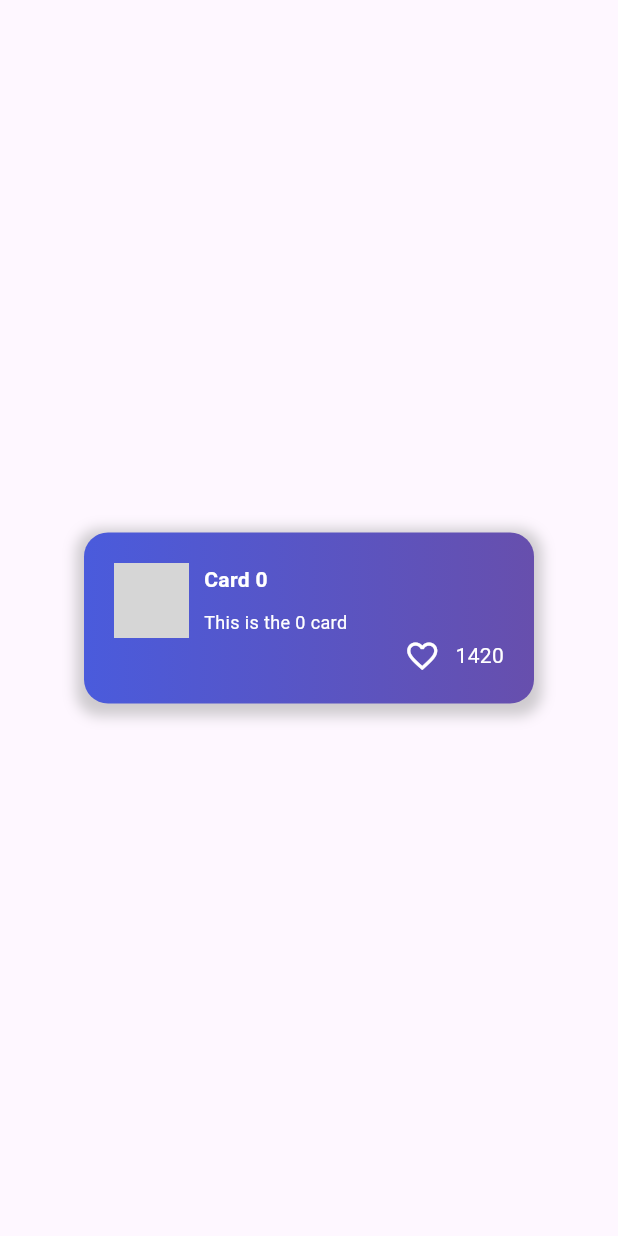
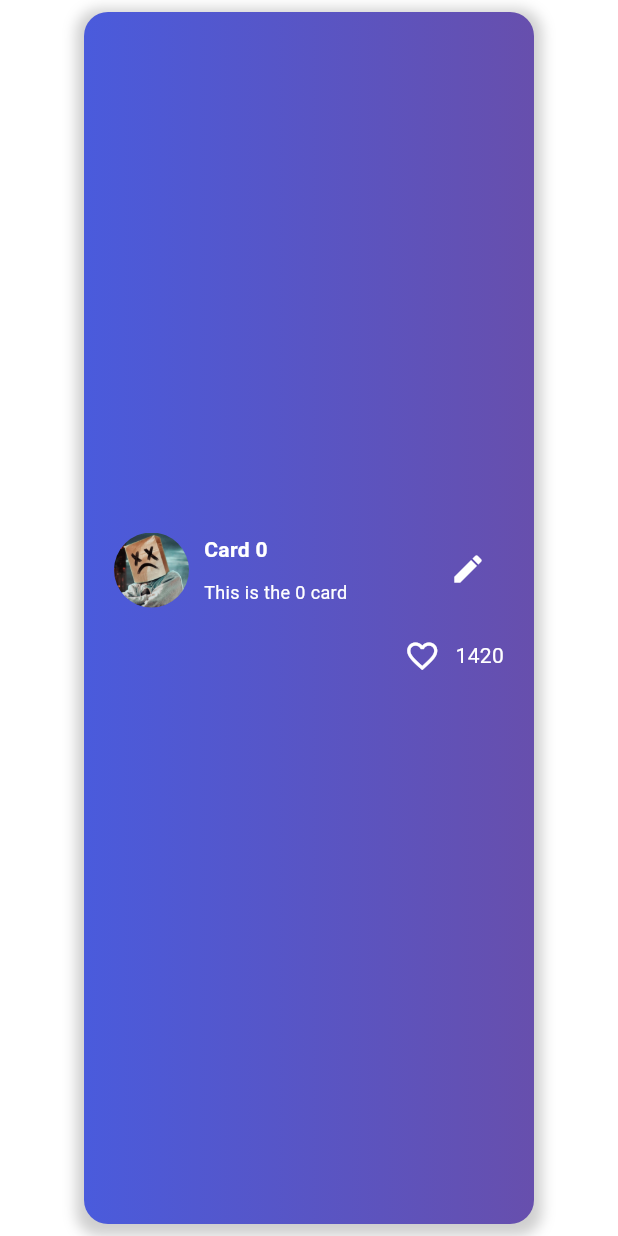
Before and after one commit to Djsmk123/flutter_play_with_cards, a Flutter app: the CustomCardGetx widget shown alone on an empty page, opened directly with empty values, on a phone screen of 412 x 824 dp. Run offline on Flutter 3.47's test engine with Material 2 defaults, Android fonts, the phone set to English and light mode, and no system bars; our stand-ins replace flutter_bloc, get, hooks_riverpod; grey boxes are pictures that could not be loaded.

Commit message:
add edit option

```diff
--- a/lib/constant.dart
+++ b/lib/constant.dart
@@ -9,33 +9,15 @@ List<Map<String, dynamic>> cardsList() {
       (index) => {
             "name": "Card $index",
             "description": "This is the $index card",
-            "image":
-                "https://wallpapers.com/images/featured-full/cool-profile-pictures-4co57dtwk64fb7lv.jpg",
+            "image": "images/default_profile_img.jpg",
             "likes": Random().nextInt(2000),
             "isLiked": false,
           });
 }
 
 CardModel createCard(title, desc) {
-  return CardModel(
-      title,
-      desc,
-      "https://wallpapers.com/images/featured-full/cool-profile-pictures-4co57dtwk64fb7lv.jpg",
-      0,
-      false);
+  return CardModel(title, desc, "images/default_profile_img.jpg", 0, false);
 }
 
 const kPrimaryColor = Color(0XFF4A5BDC);
 const kSecondaryColor = Color(0XFF674FAD);
-
-class CardStatesModel {
-  final bool isLoading;
-  final int? index;
-  const CardStatesModel(
-    this.isLoading,
-    this.index,
-  );
-  CardStatesModel copyWith({bool? isLoading, int? index}) {
-    return CardStatesModel(isLoading ?? this.isLoading, index ?? this.index);
-  }
-}
--- /dev/null
+++ b/lib/models/card_state_model.dart
@@ -0,0 +1,11 @@
+class CardStatesModel {
+  final bool isLoading;
+  final int? index;
+  const CardStatesModel(
+    this.isLoading,
+    this.index,
+  );
+  CardStatesModel copyWith({bool? isLoading, int? index}) {
+    return CardStatesModel(isLoading ?? this.isLoading, index ?? this.index);
+  }
+}
--- a/lib/myapp.dart
+++ b/lib/myapp.dart
@@ -8,7 +8,8 @@ class MyApp extends StatelessWidget {
     return MaterialApp(
       title: "Card Tutorial",
       debugShowCheckedModeBanner: false,
-      theme: ThemeData(useMaterial3: true),
+      theme:
+          ThemeData(useMaterial3: true, scaffoldBackgroundColor: Colors.white),
       home: home,
     );
   }
--- a/lib/using_bloc/bloc/card_state_bloc_event.dart
+++ b/lib/using_bloc/bloc/card_state_bloc_event.dart
@@ -20,3 +20,10 @@ class CardStateBlocEventDeleteCard extends CardStateBlocEvents {
 
   CardStateBlocEventDeleteCard(this.index);
 }
+
+class CardStateBlocEventUpdateCard extends CardStateBlocEvents {
+  final int index;
+  final String title;
+  final String description;
+  CardStateBlocEventUpdateCard(this.index, this.title, this.description);
+}
--- a/lib/using_getx/widgets/custom_card_getx.dart
+++ b/lib/using_getx/widgets/custom_card_getx.dart
@@ -17,6 +17,9 @@ class CustomCardGetx extends StatelessWidget {
       return CardContainer(
         card: card,
         index: index,
+        onUpdate: (title, description) {
+          controller.updateCard(index, title, description);
+        },
         isLoading: isLoading,
         onTap: () {
           controller.toggleLike(index);
--- a/lib/using_providers/widgets/custom_card_provider.dart
+++ b/lib/using_providers/widgets/custom_card_provider.dart
@@ -24,6 +24,11 @@ class CustomCardProvider extends StatelessWidget {
       onTap: () {
         context.read<CardsStateProvider>().likeUpdates(index);
       },
+      onUpdate: (title, description) {
+        context
+            .read<CardsStateProvider>()
+            .updateCard(index, title, description);
+      },
       isLoading: isLoading,
     );
   }
--- a/lib/using_riverpod/states/card_states_riverpod.dart
+++ b/lib/using_riverpod/states/card_states_riverpod.dart
@@ -1,4 +1,4 @@
-import 'package:sample_applications/constant.dart';
+import 'package:sample_applications/models/card_state_model.dart';
 import 'package:sample_applications/models/cards_list.dart';
 
 class CardStates {
--- a/lib/using_riverpod/widgets/custom_card_riverpod.dart
+++ b/lib/using_riverpod/widgets/custom_card_riverpod.dart
@@ -20,6 +20,11 @@ class CustomCardRiverPod extends ConsumerWidget {
       onTap: () {
         ref.read(cardListProvider.notifier).toggleLike(index);
       },
+      onUpdate: (title, description) {
+        ref
+            .read(cardListProvider.notifier)
+            .updateCard(index, title, description);
+      },
       isLoading: isLoading,
     );
   }
--- a/lib/widgets/card_container.dart
+++ b/lib/widgets/card_container.dart
@@ -1,5 +1,6 @@
 import 'package:flutter/material.dart';
 import 'package:sample_applications/models/card_model.dart';
+import 'package:sample_applications/widgets/bottom_model_sheet.dart';
 
 import '../constant.dart';
 
@@ -7,31 +8,28 @@ class CardContainer extends StatelessWidget {
   final CardModel card;
   final int index;
   final bool isLoading;
+  final Function onUpdate;
   final Function onTap;
   const CardContainer({
     Key? key,
     required this.card,
     required this.index,
     required this.isLoading,
+    required this.onUpdate,
     required this.onTap,
   }) : super(key: key);
 
   @override
   Widget build(BuildContext context) {
     bool isLiked = card.isLiked;
-    return Align(
+    return Padding(
+      padding: const EdgeInsets.all(8.0),
+      child: Align(
         alignment: Alignment.center,
-      child: Padding(
-        padding: const EdgeInsets.symmetric(
-          horizontal: 20,
-          vertical: 20,
-        ),
-        child: InkWell(
-            onTap: () => onTap(),
         child: Container(
-                padding:
-                    const EdgeInsets.symmetric(horizontal: 20, vertical: 20),
+            padding: const EdgeInsets.symmetric(horizontal: 20, vertical: 20),
             width: 300,
+            alignment: Alignment.center,
             decoration: BoxDecoration(
               gradient: const LinearGradient(
                   colors: [kPrimaryColor, kSecondaryColor]),
@@ -45,8 +43,49 @@ class CardContainer extends StatelessWidget {
               ],
               borderRadius: BorderRadius.circular(16),
             ),
-                child: !isLoading
-                    ? Column(mainAxisSize: MainAxisSize.min, children: [
+            child: AnimatedCrossFade(
+              duration: const Duration(seconds: 1),
+              crossFadeState: isLoading
+                  ? CrossFadeState.showSecond
+                  : CrossFadeState.showFirst,
+              firstChild: buildCard(isLiked, card, context),
+              secondChild: loadingWidget(),
+            )),
+      ),
+    );
+  }
+
+  Widget loadingWidget() {
+    return SizedBox(
+      height: 100,
+      width: 300,
+      child: Center(
+          child: Column(
+        children: const [
+          SizedBox(
+            height: 10,
+          ),
+          CircularProgressIndicator(
+            color: Colors.white,
+          ),
+          SizedBox(
+            height: 10,
+          ),
+          Text(
+            "Updating Card State",
+            style: TextStyle(color: Colors.white),
+          )
+        ],
+      )),
+    );
+  }
+
+  Widget buildCard(isLiked, card, context) {
+    return Column(mainAxisSize: MainAxisSize.min, children: [
+      Row(
+        mainAxisAlignment: MainAxisAlignment.spaceBetween,
+        crossAxisAlignment: CrossAxisAlignment.start,
+        children: [
           Row(
             children: [
               Container(
@@ -55,8 +94,7 @@ class CardContainer extends StatelessWidget {
                 decoration: BoxDecoration(
                     shape: BoxShape.circle,
                     image: DecorationImage(
-                                      image: NetworkImage(card.image),
-                                      fit: BoxFit.cover)),
+                        image: AssetImage(card.image), fit: BoxFit.cover)),
               ),
               const SizedBox(
                 width: 10,
@@ -86,13 +124,28 @@ class CardContainer extends StatelessWidget {
               )
             ],
           ),
-                        Row(
+          IconButton(
+            onPressed: () async {
+              showBottomModelSheet(context, onUpdate,
+                  title: card.name, subtitle: card.description);
+            },
+            icon: const Icon(
+              Icons.edit,
+              color: Colors.white,
+            ),
+          )
+        ],
+      ),
+      const SizedBox(
+        height: 20,
+      ),
+      InkWell(
+        onTap: () => onTap(),
+        child: Row(
           mainAxisAlignment: MainAxisAlignment.end,
           children: [
             Icon(
-                              !isLiked
-                                  ? Icons.favorite_outline
-                                  : Icons.favorite,
+              !isLiked ? Icons.favorite_outline : Icons.favorite,
               color: isLiked ? Colors.red : Colors.white,
             ),
             const SizedBox(
@@ -106,18 +159,20 @@ class CardContainer extends StatelessWidget {
               ),
             )
           ],
-                        )
-                      ])
-                    : const SizedBox(
-                        height: 80,
-                        width: 300,
-                        child: Center(
-                          child: CircularProgressIndicator(
-                            color: Colors.white,
         ),
       ),
-                      ))),
+      const SizedBox(
+        height: 20,
       ),
-    );
+    ]);
   }
 }
+
+void showCustomSnackBar(BuildContext context, String message,
+    {bool isFailure = false}) {
+  ScaffoldMessenger.of(context).showSnackBar(SnackBar(
+    content: Text(message),
+    backgroundColor: isFailure ? Colors.red : Colors.green,
+    duration: const Duration(seconds: 2),
+  ));
+}
--- a/pubspec.yaml
+++ b/pubspec.yaml
@@ -70,7 +70,8 @@ flutter:
   uses-material-design: true
 
   # To add assets to your application, add an assets section, like this:
-  # assets:
+  assets:
+      - images/
   #   - images/a_dot_burr.jpeg
   #   - images/a_dot_ham.jpeg
 
```
Also changed, not shown: lib/using_bloc/bloc/card_state_bloc_bloc.dart (+13 -2 lines), lib/using_bloc/widgets/custom_card_bloc.dart (+8 -3 lines), lib/using_getx/controller/card_getx_controller.dart (+19 -5 lines), lib/using_providers/providers/cards_states_provider.dart (+19 -4 lines), lib/using_riverpod/controller/card_state_controller_pod.dart (+18 -4 lines), lib/widgets/bottom_model_sheet.dart (+27 -10 lines), lib/widgets/common_home_screen.dart (+8 -5 lines), images/default_profile_img.jpg (added). Lines whose indentation alone changed are shown as unchanged.
